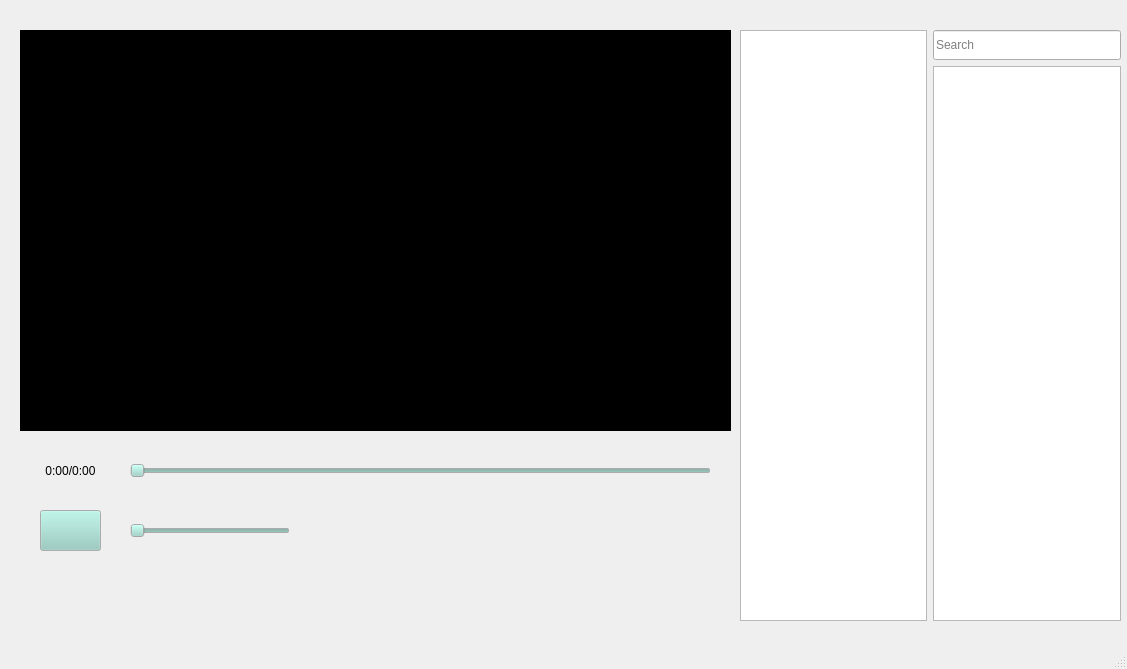
This is ThemesPlayer/designer/player.ui in thaivuN/AMQTrainingTools as Qt 5 draws it before an edit. The edited form follows.
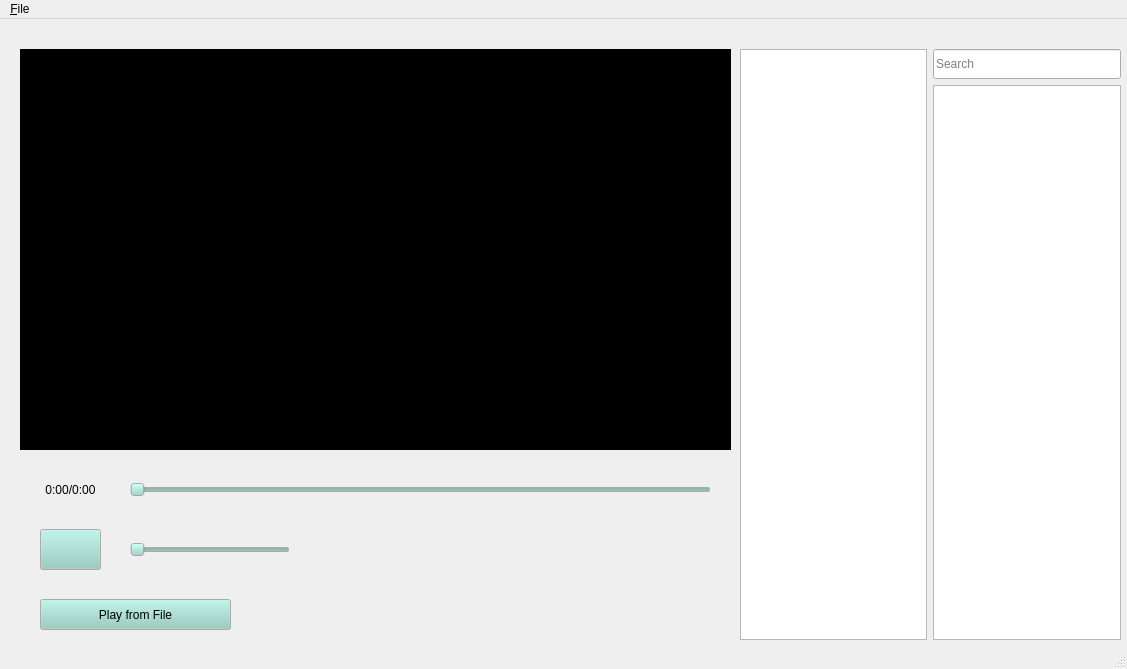
This is the edited form.

Patch:
```diff
--- a/ThemesPlayer/designer/player.ui
+++ b/ThemesPlayer/designer/player.ui
@@ -225,6 +225,19 @@
      <string/>
     </property>
    </widget>
+   <widget class="QPushButton" name="fileButton">
+    <property name="geometry">
+     <rect>
+      <x>40</x>
+      <y>580</y>
+      <width>191</width>
+      <height>31</height>
+     </rect>
+    </property>
+    <property name="text">
+     <string>Play from File</string>
+    </property>
+   </widget>
   </widget>
   <widget class="QMenuBar" name="menubar">
    <property name="geometry">
@@ -235,6 +248,15 @@
      <height>21</height>
     </rect>
    </property>
+   <widget class="QMenu" name="menuFile">
+    <property name="title">
+     <string>&amp;File</string>
+    </property>
+    <addaction name="action_Open"/>
+    <addaction name="separator"/>
+    <addaction name="actionQuit"/>
+   </widget>
+   <addaction name="menuFile"/>
   </widget>
   <widget class="QStatusBar" name="statusbar"/>
  </widget>
```
Left out of the diff: 10 changed lines with no effect on the pictures.
